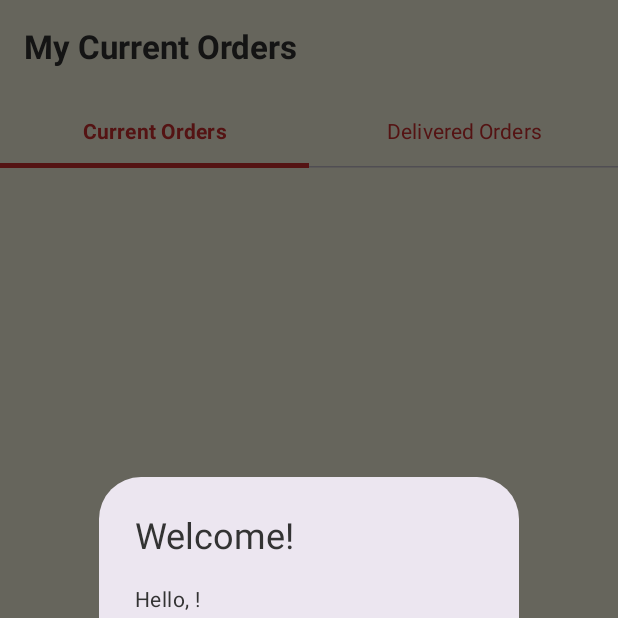
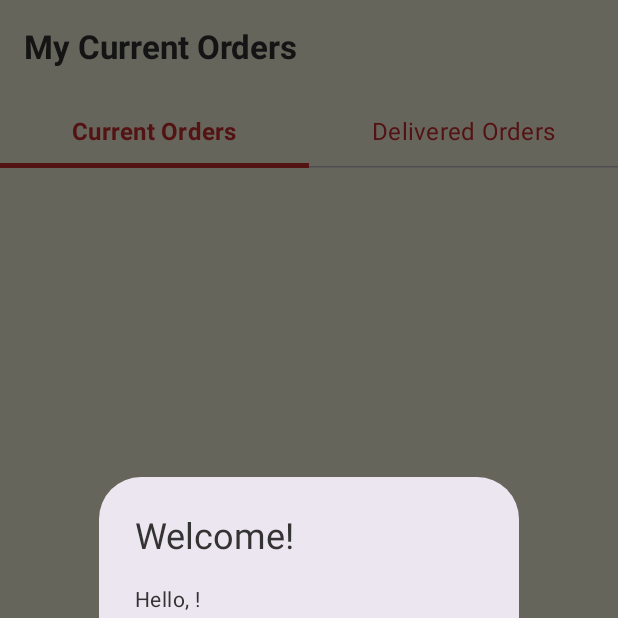
Before and after one commit to ramtechno90/Menu-app-UI, an Android app built with Jetpack Compose: the MainScreen screen opened through its navigation route, item 3 of the bottom bar chosen, on a phone screen of 412 x 824 dp, the top half of it. Run offline under Robolectric (Android 15) with nearby library versions, the phone set to English and light mode, and no system bars; our stand-ins replace Dagger/Hilt's generated code, Firebase (no records; nobody signed in at launch, a user with empty details on screens opened directly); pictures from the network do not load.

Commit message:
fix(ui): Unify order screen heading styles
This commit unifies the font style and size of the "My Current Orders" and "Delivered Orders" headings in the `OrdersScreen` as requested by the user.

```diff
--- a/app/src/main/java/com/example/menuapp/features/orders/OrdersScreen.kt
+++ b/app/src/main/java/com/example/menuapp/features/orders/OrdersScreen.kt
@@ -39,7 +39,13 @@ fun OrdersScreen(
                 Tab(
                     selected = uiState.selectedTabIndex == index,
                     onClick = { viewModel.onTabSelected(index) },
-                    text = { Text(title, fontWeight = if (uiState.selectedTabIndex == index) FontWeight.Bold else FontWeight.Normal) }
+                    text = {
+                        Text(
+                            text = title,
+                            style = MaterialTheme.typography.titleMedium,
+                            fontWeight = if (uiState.selectedTabIndex == index) FontWeight.Bold else FontWeight.Normal
+                        )
+                    }
                 )
             }
         }
```
